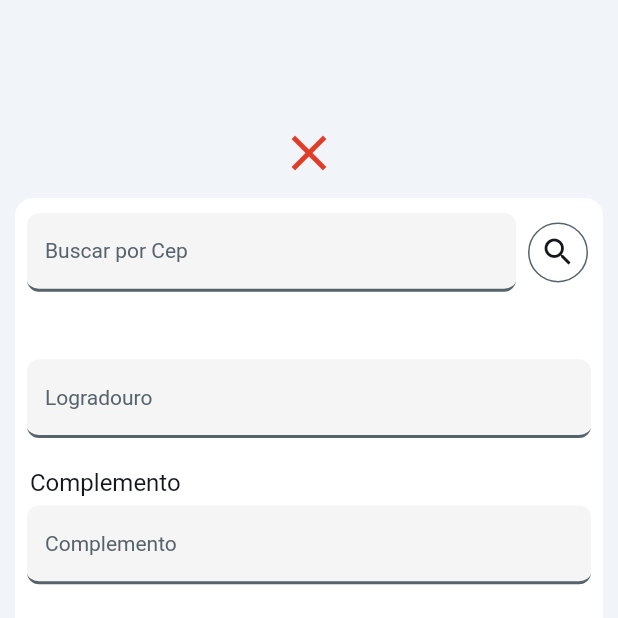
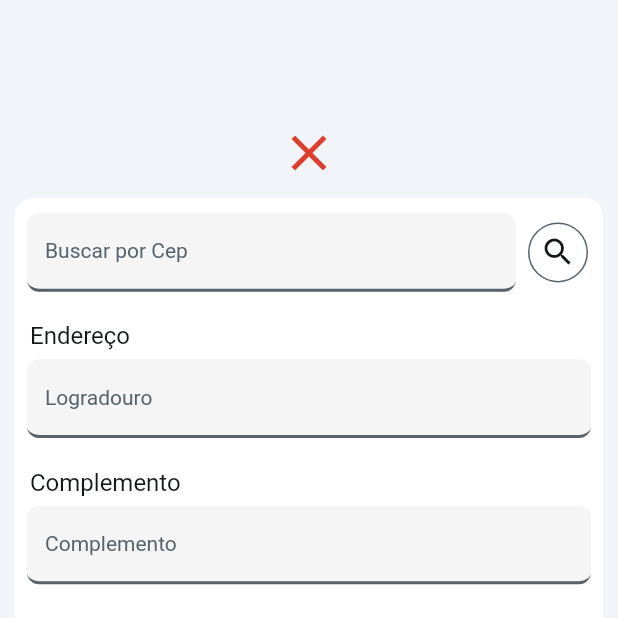
Before and after one commit to diegosilvaadv/appPizzariaSupaBase, a Flutter app: the EnderecoPageWidget screen opened by its route, on a phone screen of 412 x 824 dp, the top half of it. Run offline on Flutter 3.47's test engine with Material 2 defaults, Android fonts, the phone set to English and light mode, and no system bars; drawn by our look-alikes of auto_size_text; our stand-ins replace badges, carousel_slider, equatable, expandable, flutter_animate, flutter_credit_card and 12 more; missing offline and left inert: aligned_dialog, json_path, mime_type; accounts and stored records are empty; network calls fail; Roboto replaces fonts that are missing (Readex Pro); statements that could not run were skipped.

Commit message:
Updating to latest FlutterFlow output.

```diff
--- a/lib/endereco_page/endereco_page_widget.dart
+++ b/lib/endereco_page/endereco_page_widget.dart
@@ -37,16 +37,20 @@ class _EnderecoPageWidgetState extends State<EnderecoPageWidget> {
         TextEditingController(text: FFAppState().enderecoRef.endereco);
     _model.logradouroFocusNode ??= FocusNode();
 
-    _model.complementoController ??= TextEditingController();
+    _model.complementoController ??=
+        TextEditingController(text: FFAppState().enderecoRef.complemento);
     _model.complementoFocusNode ??= FocusNode();
 
-    _model.bairroController ??= TextEditingController();
+    _model.bairroController ??=
+        TextEditingController(text: FFAppState().enderecoRef.bairro);
     _model.bairroFocusNode ??= FocusNode();
 
-    _model.cidadeController ??= TextEditingController();
+    _model.cidadeController ??=
+        TextEditingController(text: FFAppState().enderecoRef.cidade);
     _model.cidadeFocusNode ??= FocusNode();
 
-    _model.estadoController ??= TextEditingController();
+    _model.estadoController ??=
+        TextEditingController(text: FFAppState().enderecoRef.uf);
     _model.estadoFocusNode ??= FocusNode();
   }
 
@@ -357,7 +361,7 @@ class _EnderecoPageWidgetState extends State<EnderecoPageWidget> {
                                   mainAxisAlignment: MainAxisAlignment.start,
                                   children: [
                                     Text(
-                                      FFAppState().enderecoRef.endereco,
+                                      'Endereço',
                                       style: FlutterFlowTheme.of(context)
                                           .bodyMedium
                                           .override(
```
